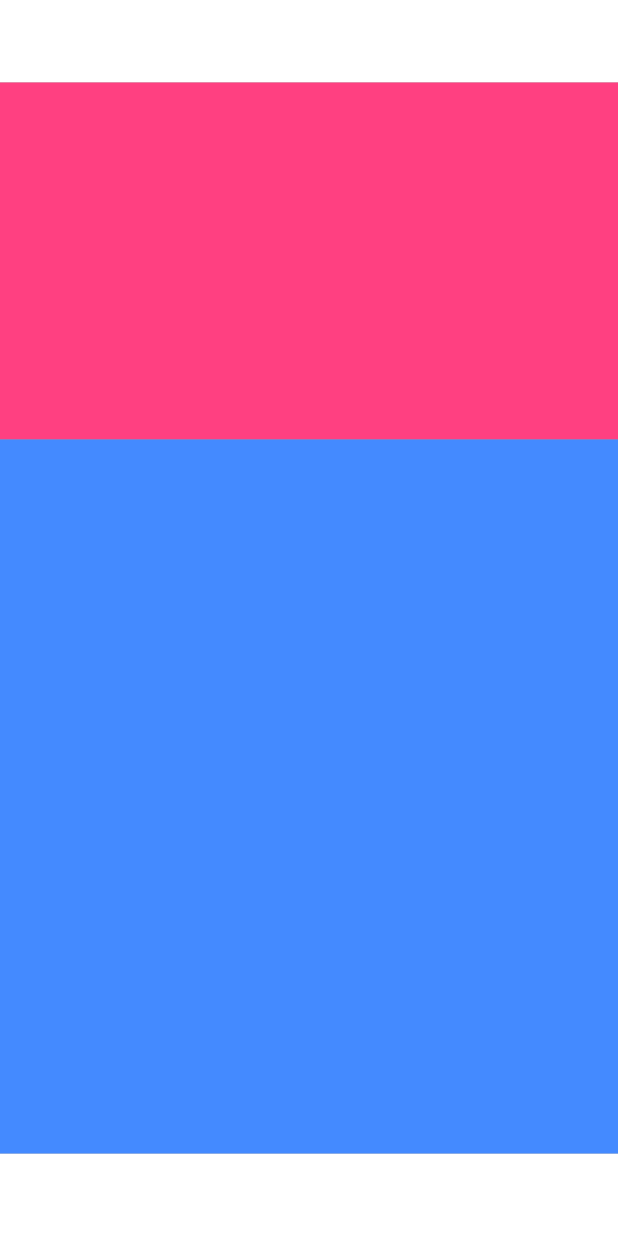
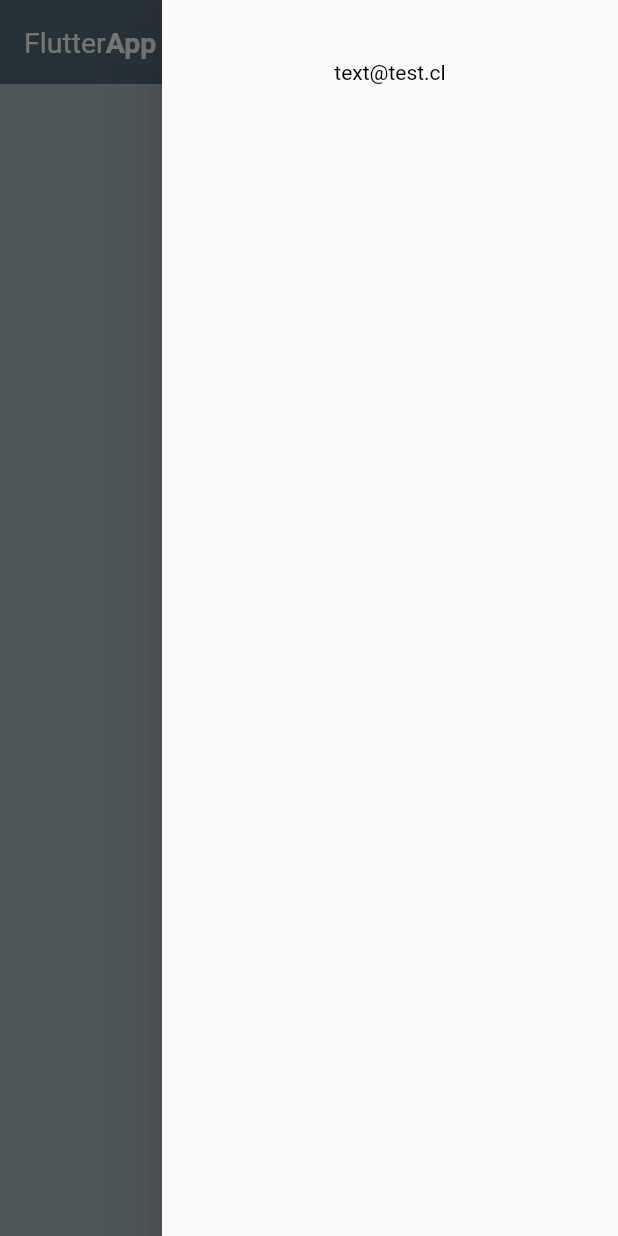
Before and after one commit to MUSAGETAH/flutter_curso_darwin, a Flutter app: the screen it shows after launch, with the side drawer open (before the commit the screen has no drawer), on a phone screen of 412 x 824 dp. Run offline on Flutter 3.47's test engine with Material 2 defaults, Android fonts, the phone set to English and light mode, and no system bars.

```diff
--- a/lib/main.dart
+++ b/lib/main.dart
@@ -2,6 +2,8 @@ import 'package:flutter/material.dart';
 import 'package:native_demo/widgets/column.dart';
 import 'package:native_demo/widgets/container.dart';
 import 'package:native_demo/widgets/row.dart';
+import 'package:native_demo/widgets/scaffold.dart';
+import 'package:native_demo/widgets/stack.dart';
 import 'package:native_demo/widgets/text.dart';
 
 void main() {
@@ -15,7 +17,7 @@ class MyApp extends StatelessWidget {
   @override
   Widget build(BuildContext context) {
     return MaterialApp(
-      home: myColumn(),
+      home: MyScaffold(),
     );
   }
 }
--- /dev/null
+++ b/lib/widgets/scaffold.dart
@@ -0,0 +1,63 @@
+import 'package:flutter/material.dart';
+import 'package:flutter/services.dart';
+import 'package:flutter/src/widgets/container.dart';
+import 'package:flutter/src/widgets/framework.dart';
+
+class MyScaffold extends StatelessWidget {
+  const MyScaffold({super.key});
+
+  @override
+  Widget build(BuildContext context) {
+    return Scaffold(
+      drawerEnableOpenDragGesture: false,
+      endDrawerEnableOpenDragGesture: false,
+      onEndDrawerChanged: (isOpen) {
+        print(isOpen);
+      },
+      endDrawer: Drawer(
+        elevation: 20,
+        child: Column(
+          children: const [
+            SizedBox(
+              height: 40,
+            ),
+            Text(
+              'text@test.cl',
+              style: TextStyle(color: Colors.black),
+            ),
+          ],
+        ),
+      ),
+      backgroundColor: const Color(0xffafbdc4),
+      appBar: AppBar(
+        systemOverlayStyle: const SystemUiOverlayStyle(
+          statusBarBrightness: Brightness.light,
+        ),
+        // puedo definir el estilo para las letras aca de una vez
+        // o encerrando los widget con defaulttextstyle
+        titleTextStyle: const TextStyle(
+          color: Colors.white,
+          fontSize: 19,
+        ),
+        elevation: 0,
+        // con esto elijo el color de la sombra
+        // shadowColor: Color,
+        backgroundColor: Color(0xff546e7a),
+        title: Row(
+          mainAxisSize: MainAxisSize.min,
+          children: const [
+            Text(
+              'Flutter',
+            ),
+            Text(
+              'App',
+              style: TextStyle(
+                fontWeight: FontWeight.bold,
+              ),
+            )
+          ],
+        ),
+      ),
+    );
+  }
+}
```
Also changed, not shown: lib/widgets/stack.dart (added, +68 -0 lines).
